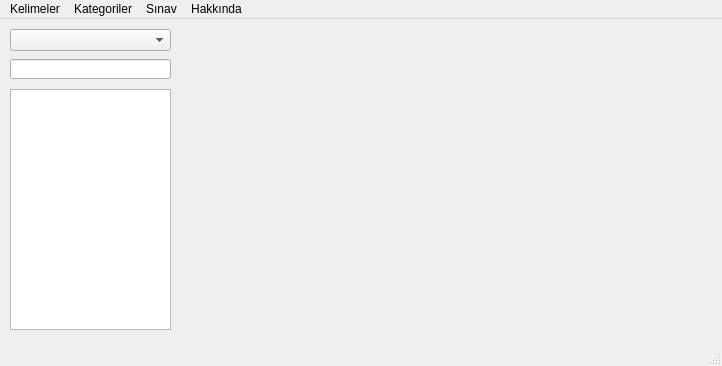
Qt form form.ui (munel/is_en) before a commit.
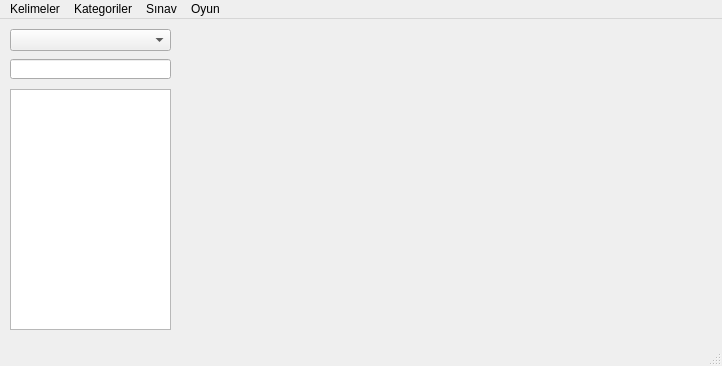
The same form after that commit.

What changed in the file:
```diff
--- a/form.ui
+++ b/form.ui
@@ -96,7 +96,7 @@
    </widget>
    <widget class="QMenu" name="menuHakk_nda">
     <property name="title">
-     <string>Hakkında</string>
+     <string>Oyun</string>
     </property>
     <addaction name="actionHakk_nda"/>
     <addaction name="separator"/>
```
Left out of the diff: 9 changed lines with no effect on the pictures.
